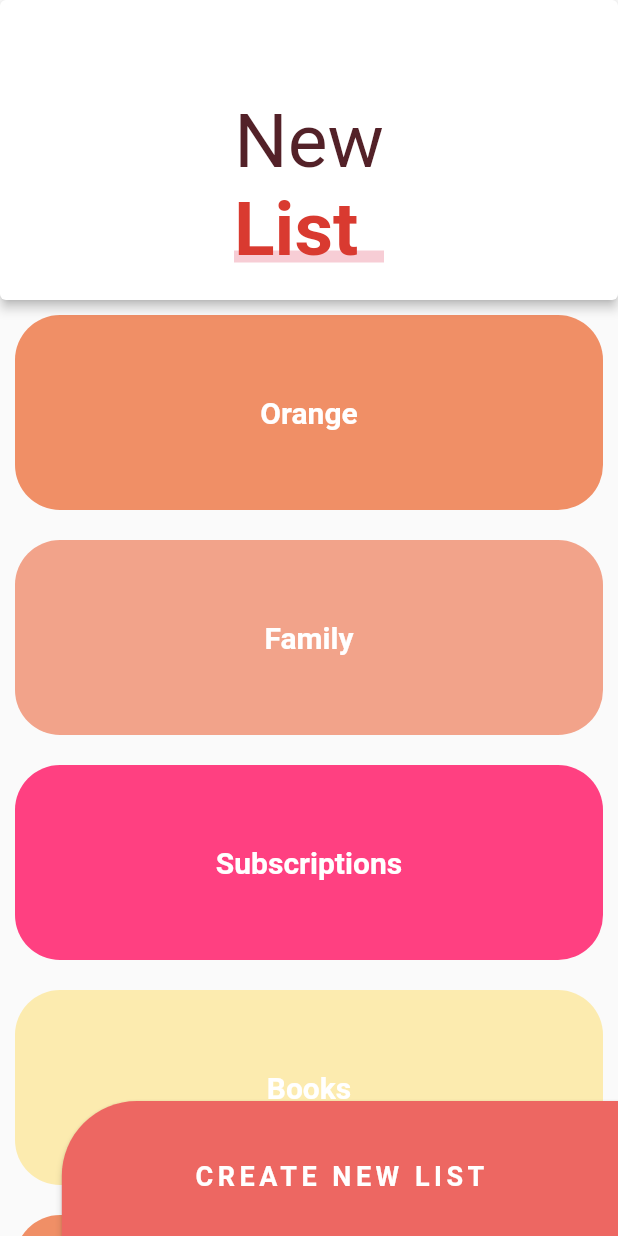
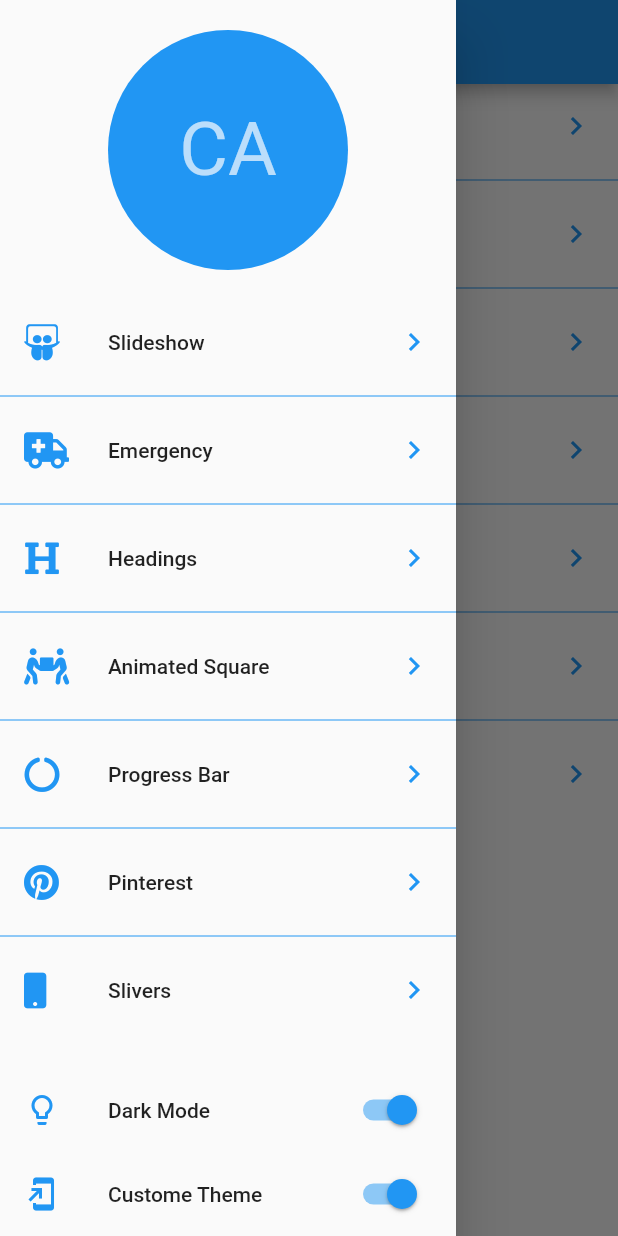
Before and after one commit to CesarArellano/Curso-Flutter-Intermedio, a Flutter app: the screen it shows after launch, with the side drawer open (before the commit the screen has no drawer), on a phone screen of 412 x 824 dp. Run offline on Flutter 3.47's test engine with Material 2 defaults, Android fonts, the phone set to English and light mode, and no system bars; our stand-ins replace animate_do, assets_audio_player, flutter_svg, font_awesome_flutter.

Commit message:
Linking all our widgets with _Route Class

```diff
--- a/disenos_app/lib/main.dart
+++ b/disenos_app/lib/main.dart
@@ -1,6 +1,7 @@
 import 'package:flutter/material.dart';
 
-import 'package:disenos_app/src/pages/sliver_list_page.dart';
+import 'package:disenos_app/src/pages/launcher_page.dart';
+// import 'package:disenos_app/src/pages/sliver_list_page.dart';
 //import 'package:disenos_app/src/pages/emergency_page.dart';
 //import 'package:disenos_app/src/pages/pinterest_page.dart';
 //import 'package:disenos_app/src/pages/slideshow_page.dart';
@@ -18,7 +19,7 @@ class MyApp extends StatelessWidget {
     return MaterialApp(
       debugShowCheckedModeBanner: false,
       title: 'Material App',
-      home: SliverListPage(),
+      home: LauncherPage(),
 
     );
   }
--- /dev/null
+++ b/disenos_app/lib/src/pages/launcher_page.dart
@@ -0,0 +1,87 @@
+import 'package:flutter/cupertino.dart';
+import 'package:flutter/material.dart';
+import 'package:font_awesome_flutter/font_awesome_flutter.dart';
+
+import 'package:disenos_app/src/routes/routes.dart';
+
+class LauncherPage extends StatelessWidget {
+
+  @override
+  Widget build(BuildContext context) {
+    return Scaffold(
+      appBar: AppBar(
+        title: Text('Flutter Designs'),
+      ),
+      drawer: _MainMenu(),
+      body: _OptionsList()
+    );
+  }
+}
+
+class _MainMenu extends StatelessWidget {
+  @override
+  Widget build(BuildContext context) {
+    return Drawer(
+      child: Container(
+        child: Column(
+          children: <Widget>[
+            SafeArea(
+              child: Container(
+                padding: EdgeInsets.symmetric(vertical: 20.0),
+                width: double.infinity,
+                height: 200,
+                child: CircleAvatar(
+                  backgroundColor: Colors.blue,
+                  child: Text('CA', style: TextStyle(fontSize: 50),),
+                )
+              ),
+            ),
+            Expanded(
+              child: _OptionsList()
+            ),
+            ListTile(
+              leading: Icon(Icons.lightbulb_outline, color: Colors.blue),
+              title: Text('Dark Mode'),
+              trailing: Switch.adaptive(
+                value: true,
+                onChanged: (value) {
+
+                }
+              ),
+            ),
+            ListTile(
+              leading: Icon(Icons.add_to_home_screen, color: Colors.blue),
+              title: Text('Custome Theme'),
+              trailing: Switch.adaptive(
+                value: true,
+                onChanged: (value) {
+                }
+              ),
+            ),
+          ],
+        ),
+      ),
+    );
+  }
+}
+
+class _OptionsList extends StatelessWidget {
+  @override
+  Widget build(BuildContext context) {
+    return ListView.separated(
+      physics: BouncingScrollPhysics(),
+      separatorBuilder: (context, i) => Divider(
+        color: Colors.blue
+      ),
+      itemCount: pageRoutes.length,
+      itemBuilder: (context, i) => ListTile(
+        leading: FaIcon(pageRoutes[i].icon, color: Colors.blue),
+        title: Text(pageRoutes[i].title),
+        trailing: Icon(Icons.chevron_right, color: Colors.blue),
+        onTap: () {
+          Navigator.push(context, CupertinoPageRoute(builder: (_) => pageRoutes[i].page));
+        },
+      )
+    );
+  }
+}
--- /dev/null
+++ b/disenos_app/lib/src/routes/routes.dart
@@ -0,0 +1,28 @@
+import 'package:flutter/material.dart';
+import 'package:font_awesome_flutter/font_awesome_flutter.dart';
+
+import 'package:disenos_app/src/pages/slideshow_page.dart';
+import 'package:disenos_app/src/pages/emergency_page.dart';
+import 'package:disenos_app/src/pages/headers_page.dart';
+import 'package:disenos_app/src/pages/animations_page.dart';
+import 'package:disenos_app/src/pages/pie_charts_page.dart';
+import 'package:disenos_app/src/pages/pinterest_page.dart';
+import 'package:disenos_app/src/pages/sliver_list_page.dart';
+
+final pageRoutes = <_Route>[
+  _Route(FontAwesomeIcons.slideshare, 'Slideshow', SlideShowPage()),
+  _Route(FontAwesomeIcons.ambulance, 'Emergency', EmergencyPage()),
+  _Route(FontAwesomeIcons.heading, 'Headings', HeadersPage()),
+  _Route(FontAwesomeIcons.peopleCarry, 'Animated Square', SquareAnimated()),
+  _Route(FontAwesomeIcons.circleNotch, 'Progress Bar', PieChartsPage()),
+  _Route(FontAwesomeIcons.pinterest, 'Pinterest', PinterestPage()),
+  _Route(FontAwesomeIcons.mobile, 'Slivers', SliverListPage()),
+];
+
+class _Route {
+  final IconData icon;
+  final String title;
+  final Widget page;
+
+  _Route(this.icon, this.title, this.page);
+}
```
